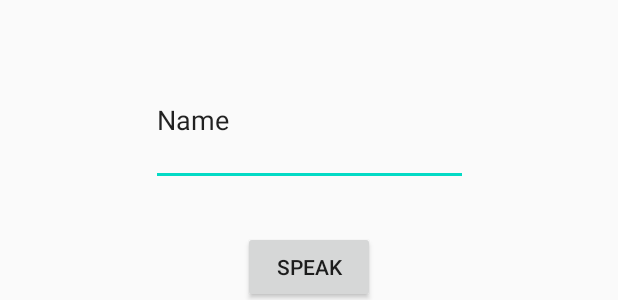
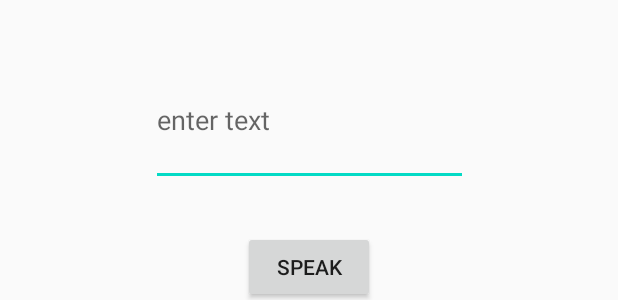
Before and after one commit to tawaab1/mobile-development-language-translator, an Android app: the layout activity_playscreen.xml on its own in the app's theme, with its tools: preview values and no code run, on a phone screen of 412 x 824 dp. Shown: the part 888-1188 px from the top of the screen. Run offline under Robolectric (Android 15) with nearby library versions, the phone set to English and light mode, and no system bars.

```diff
--- a/app/src/main/res/layout/activity_playscreen.xml
+++ b/app/src/main/res/layout/activity_playscreen.xml
@@ -46,7 +46,7 @@
         android:layout_marginBottom="16dp"
         android:ems="10"
         android:inputType="textPersonName"
-        android:text="Name"
+        android:hint="enter text"
         app:layout_constraintBottom_toBottomOf="parent"
         app:layout_constraintEnd_toEndOf="parent"
         app:layout_constraintStart_toStartOf="parent"
```
